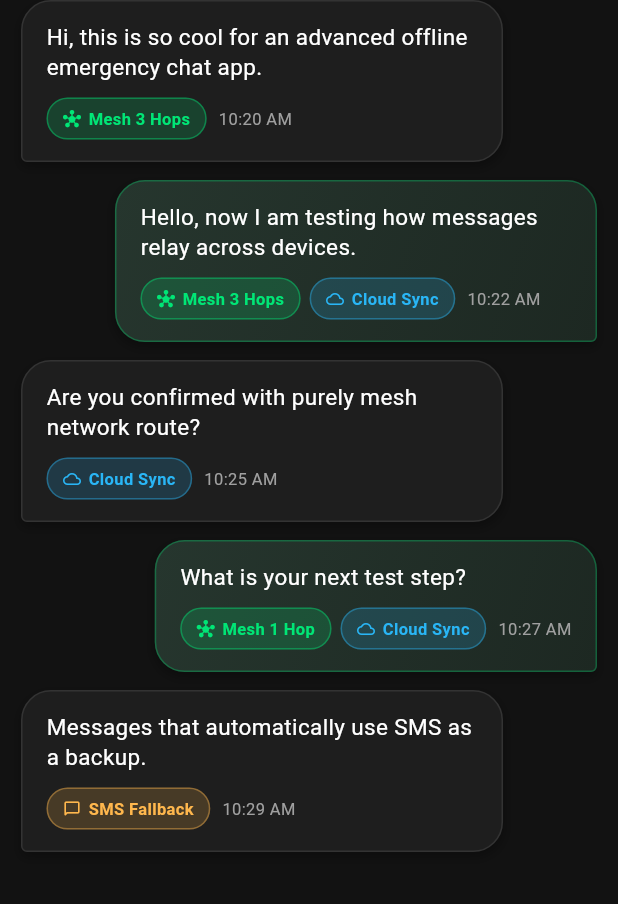
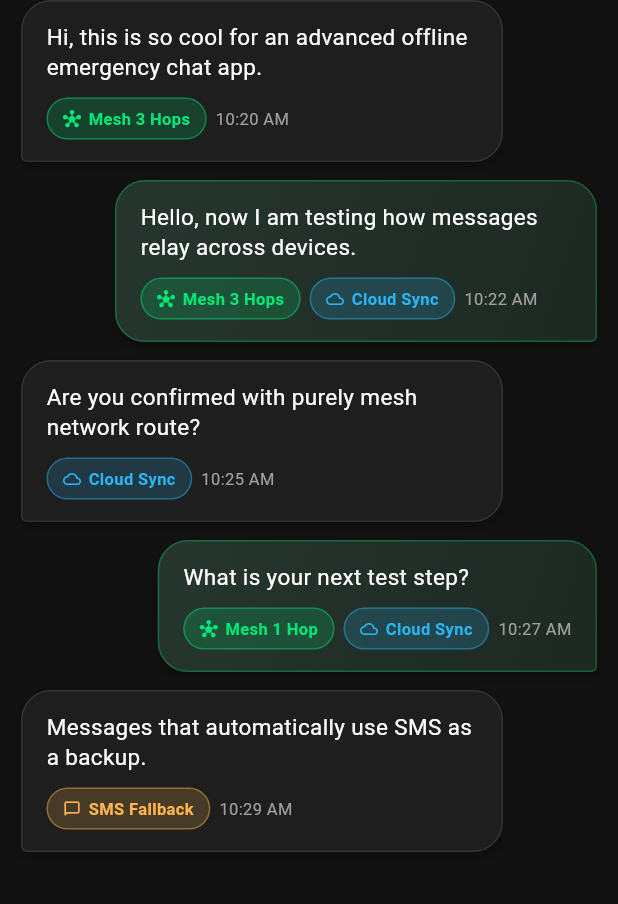
Before and after one commit to Balramsingh12233/MeshSoS, a Flutter app: the ChatScreen screen opened directly, on a phone screen of 412 x 824 dp. Shown: the part 182-1086 px from the top of the screen. Run offline on Flutter 3.47's test engine with Material 3 defaults, Android fonts, the phone set to English and light mode, and no system bars; our stand-ins replace flutter_riverpod, hive_flutter, permission_handler; missing offline and left inert: nearby_connections; accounts and stored records are empty.

Commit message:
fix(ui): replace rigid Row with Wrap in MessageBubble footer to prevent right overflow on multi-transport badges

```diff
--- a/lib/features/chat/presentation/widgets/message_bubble.dart
+++ b/lib/features/chat/presentation/widgets/message_bubble.dart
@@ -127,8 +127,10 @@ class MessageBubble extends StatelessWidget {
             const SizedBox(height: 10),
 
             // Multi-Transport Badges Row & Timestamp matching Mockup Screenshot
-            Row(
-              mainAxisSize: MainAxisSize.min,
+            Wrap(
+              spacing: 6,
+              runSpacing: 4,
+              crossAxisAlignment: WrapCrossAlignment.center,
               children: [
                 // Primary Transport Badge
                 StatusBadge(
@@ -138,13 +140,11 @@ class MessageBubble extends StatelessWidget {
 
                 // Show dual badge (e.g. Mesh + Cloud Sync) for dual-path delivered messages
                 if (isMe && envelope.deliveryStatus == DeliveryStatus.sentMesh) ...[
-                  const SizedBox(width: 6),
                   const StatusBadge(
                     status: DeliveryStatus.sentCloud,
                   ),
                 ],
 
-                const SizedBox(width: 8),
                 Text(
                   _formatTimestamp(envelope.timestamp),
                   style: const TextStyle(
```
